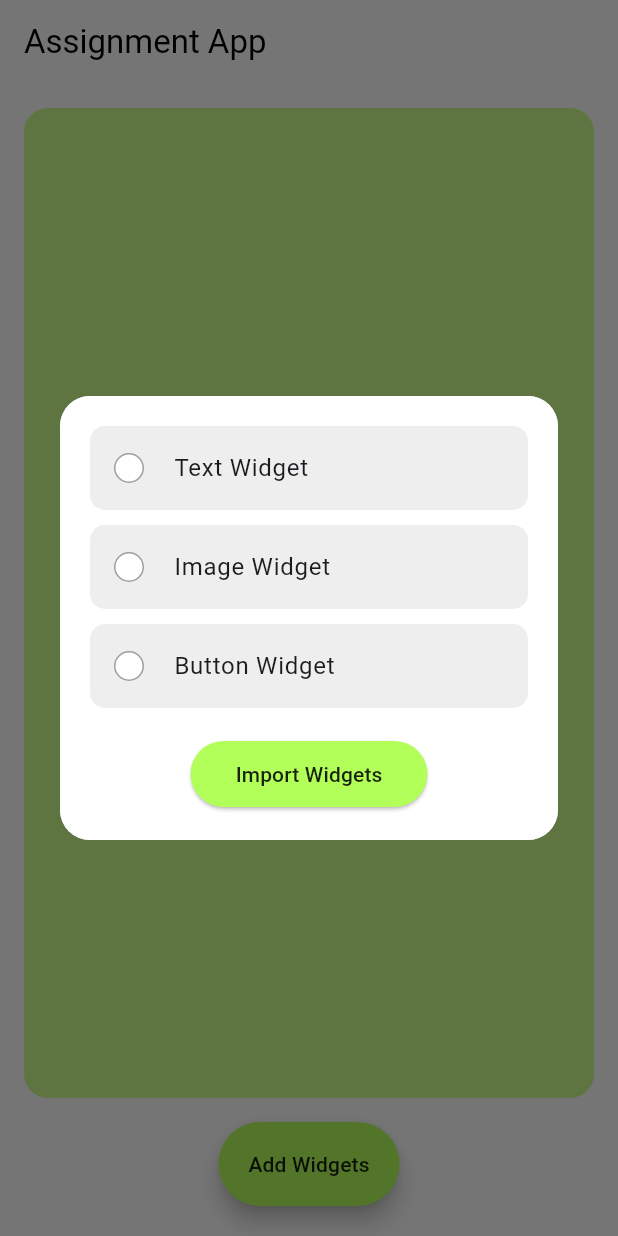
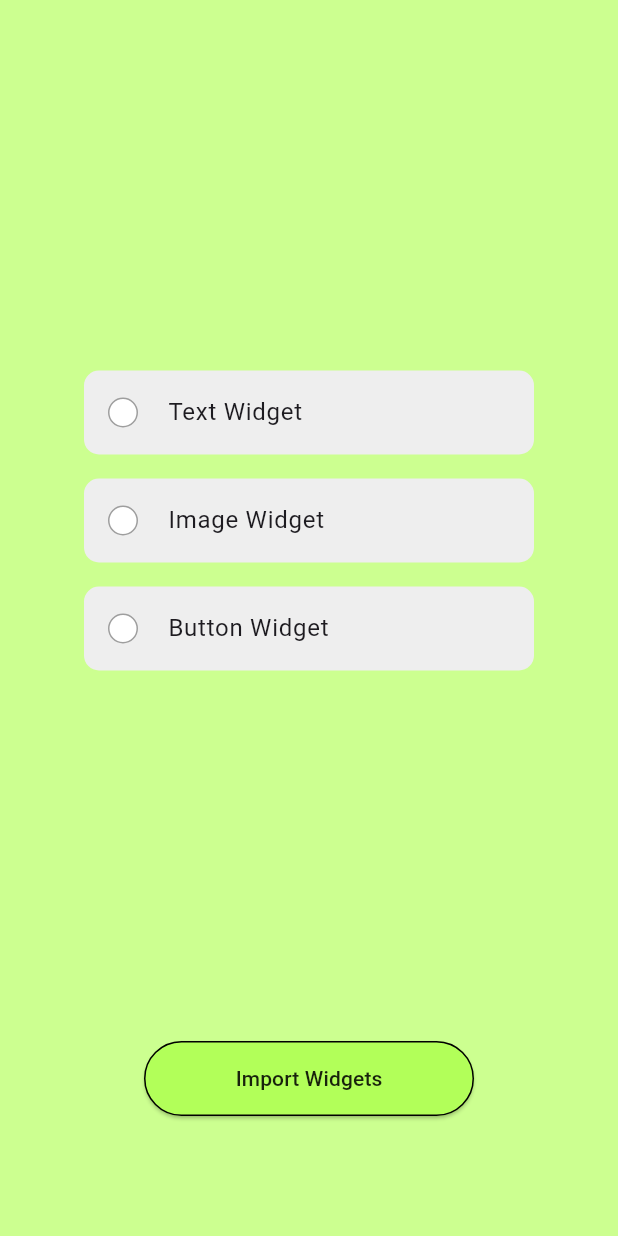
Before and after one commit to GhadeBhavesh/PI8O7I, a Flutter app: the screen it shows after launch, after a tap on "Add Widgets", on a phone screen of 412 x 824 dp. Run offline on Flutter 3.47's test engine with Material 3 defaults, Android fonts, the phone set to English and light mode, and no system bars; our stand-ins replace cloud_firestore, firebase_core; accounts and stored records are empty.

Commit message:
pop_up added

```diff
--- a/lib/main.dart
+++ b/lib/main.dart
@@ -31,77 +31,32 @@ class MyApp extends StatelessWidget {
   }
 }
 
-class HomePage extends StatefulWidget {
-  const HomePage({Key? key}) : super(key: key);
+class WidgetSelectorPage extends StatefulWidget {
+  final List<String> selectedWidgets;
+
+  const WidgetSelectorPage({
+    Key? key,
+    required this.selectedWidgets,
+  }) : super(key: key);
 
   @override
-  _HomePageState createState() => _HomePageState();
+  _WidgetSelectorPageState createState() => _WidgetSelectorPageState();
 }
 
-class _HomePageState extends State<HomePage> {
-  final List<String> _selectedWidgets = [];
-  final TextEditingController _textController = TextEditingController();
-  final TextEditingController _imageUrlController = TextEditingController();
-  bool _isLoading = false;
+class _WidgetSelectorPageState extends State<WidgetSelectorPage> {
+  late List<String> _selectedWidgets;
 
-  void _showWidgetSelector() {
-    showDialog(
-      context: context,
-      builder: (BuildContext context) {
-        return StatefulBuilder(
-          builder: (context, setState) {
-            return Dialog(
-              shape: RoundedRectangleBorder(
-                borderRadius: BorderRadius.circular(20),
-              ),
-              child: Container(
-                padding: const EdgeInsets.all(20),
-                decoration: BoxDecoration(
-                  color: Colors.white,
-                  borderRadius: BorderRadius.circular(20),
-                ),
-                child: Column(
-                  mainAxisSize: MainAxisSize.min,
-                  children: [
-                    _buildSelectorOption('Text Widget', 'textbox', setState),
-                    const SizedBox(height: 10),
-                    _buildSelectorOption('Image Widget', 'imagebox', setState),
-                    const SizedBox(height: 10),
-                    _buildSelectorOption(
-                        'Button Widget', 'savebutton', setState),
-                    const SizedBox(height: 20),
-                    ElevatedButton(
-                      onPressed: () {
-                        Navigator.pop(context);
-                        this.setState(() {}); // Update parent state
-                      },
-                      style: ElevatedButton.styleFrom(
-                        backgroundColor: Colors.lightGreenAccent,
-                        shape: RoundedRectangleBorder(
-                          borderRadius: BorderRadius.circular(30),
-                        ),
-                        padding: const EdgeInsets.symmetric(
-                            horizontal: 30, vertical: 12),
-                      ),
-                      child: const Text(
-                        'Import Widgets',
-                        style: TextStyle(color: Colors.black87),
-                      ),
-                    ),
-                  ],
-                ),
-              ),
-            );
-          },
-        );
-      },
-    );
+  @override
+  void initState() {
+    super.initState();
+    _selectedWidgets = List.from(widget.selectedWidgets);
   }
 
-  Widget _buildSelectorOption(
-      String title, String value, StateSetter setState) {
+  Widget _buildSelectorOption(String title, String value) {
     bool isSelected = _selectedWidgets.contains(value);
     return Container(
+      width: 300, // Fixed width for consistent sizing
+      margin: const EdgeInsets.symmetric(vertical: 8),
       decoration: BoxDecoration(
         color: Colors.grey[200],
         borderRadius: BorderRadius.circular(10),
@@ -118,31 +73,116 @@ class _HomePageState extends State<HomePage> {
         ),
         title: Text(title),
         onTap: () {
-          _updateSelection(value, !isSelected);
-          setState(() {}); // Update dialog state
+          setState(() {
+            if (isSelected) {
+              _selectedWidgets.remove(value);
+            } else {
+              _selectedWidgets.add(value);
+            }
+          });
         },
       ),
     );
   }
 
-  void _updateSelection(String widget, bool selected) {
-    setState(() {
-      if (selected) {
-        if (!_selectedWidgets.contains(widget)) {
-          _selectedWidgets.add(widget);
-        }
-      } else {
-        _selectedWidgets.remove(widget);
-      }
-    });
+  @override
+  Widget build(BuildContext context) {
+    return Scaffold(
+      body: Center(
+        // Wrap with Center widget
+        child: Column(
+          mainAxisAlignment: MainAxisAlignment.center, // Center vertically
+          children: [
+            Expanded(
+              child: Container(
+                width: double.infinity,
+                margin: const EdgeInsets.all(16.0),
+                padding: const EdgeInsets.all(16),
+                decoration: BoxDecoration(
+                  color: Colors.lightGreenAccent[100],
+                  borderRadius: BorderRadius.circular(16),
+                ),
+                child: Center(
+                  // Center the Column
+                  child: Column(
+                    mainAxisAlignment: MainAxisAlignment.center,
+                    // Center items vertically
+                    children: [
+                      _buildSelectorOption('Text Widget', 'textbox'),
+                      _buildSelectorOption('Image Widget', 'imagebox'),
+                      _buildSelectorOption('Button Widget', 'savebutton'),
+                    ],
+                  ),
+                ),
+              ),
+            ),
+            Container(
+              width: 220,
+              height: 50,
+              margin: const EdgeInsets.only(bottom: 80),
+              child: ElevatedButton(
+                onPressed: () {
+                  Navigator.pop(context, _selectedWidgets);
+                },
+                style: ElevatedButton.styleFrom(
+                  backgroundColor: Colors.lightGreenAccent,
+                  shape: RoundedRectangleBorder(
+                    borderRadius: BorderRadius.circular(30),
+                    side: const BorderSide(color: Colors.black, width: 1),
+                  ),
+                ),
+                child: const Text(
+                  'Import Widgets',
+                  style: TextStyle(color: Colors.black87),
+                ),
+              ),
+            ),
+          ],
+        ),
+      ),
+    );
+  }
+}
+
+class HomePage extends StatefulWidget {
+  const HomePage({Key? key}) : super(key: key);
+
+  @override
+  _HomePageState createState() => _HomePageState();
+}
+
+class _HomePageState extends State<HomePage> {
+  final List<String> _selectedWidgets = [];
+  final TextEditingController _textController = TextEditingController();
+  final TextEditingController _imageUrlController = TextEditingController();
+  bool _isLoading = false;
+  bool _showWarning = false; // New state variable for warning message
+
+  Future<void> _navigateToWidgetSelector() async {
+    final result = await Navigator.push<List<String>>(
+      context,
+      MaterialPageRoute(
+        builder: (context) => WidgetSelectorPage(
+          selectedWidgets: _selectedWidgets,
+        ),
+      ),
+    );
+
+    if (result != null) {
+      setState(() {
+        _selectedWidgets.clear();
+        _selectedWidgets.addAll(result);
+        _showWarning = false; // Reset warning when widgets change
+      });
+    }
   }
 
   Future<void> _saveData() async {
     if (!_selectedWidgets.contains('textbox') &&
         !_selectedWidgets.contains('imagebox')) {
-      ScaffoldMessenger.of(context).showSnackBar(
-        const SnackBar(content: Text('Add at least a widget to save.')),
-      );
+      setState(() {
+        _showWarning = true; // Show warning instead of snackbar
+      });
       return;
     }
 
@@ -158,6 +198,7 @@ class _HomePageState extends State<HomePage> {
       setState(() {
         _textController.clear();
         _imageUrlController.clear();
+        _showWarning = false; // Clear warning on successful save
       });
 
       ScaffoldMessenger.of(context).showSnackBar(
@@ -176,12 +217,15 @@ class _HomePageState extends State<HomePage> {
   Widget build(BuildContext context) {
     return Scaffold(
       appBar: AppBar(
-        title: const Text('Assignment App'),
+        centerTitle: true,
+        title: const Text(
+          'Assignment App',
+          style: TextStyle(color: Colors.black),
+        ),
         backgroundColor: Colors.white,
-        foregroundColor: Colors.black,
         elevation: 0,
       ),
-      backgroundColor: const Color.fromARGB(255, 255, 255, 255),
+      backgroundColor: Colors.white,
       body: Column(
         children: [
           Expanded(
@@ -233,7 +277,20 @@ class _HomePageState extends State<HomePage> {
                         child: Text('Upload Image'),
                       ),
                     ),
-                  if (_selectedWidgets.contains('savebutton'))
+                  if (_selectedWidgets.contains('savebutton')) ...[
+                    if (_showWarning) // Show warning message above save button
+                      Container(
+                        padding: const EdgeInsets.all(80),
+                        margin: const EdgeInsets.only(bottom: 16),
+                        child: const Text(
+                          'Add at-least a widget to save',
+                          style: TextStyle(
+                            color: Colors.black,
+                            fontSize: 24,
+                            fontWeight: FontWeight.bold,
+                          ),
+                        ),
+                      ),
                     Container(
                       width: 100,
                       child: ElevatedButton(
@@ -250,14 +307,17 @@ class _HomePageState extends State<HomePage> {
                         ),
                       ),
                     ),
+                  ],
                 ],
               ),
             ),
           ),
           Container(
+            width: 220,
+            height: 50,
             margin: const EdgeInsets.only(bottom: 20),
             child: FloatingActionButton.extended(
-              onPressed: _showWidgetSelector,
+              onPressed: _navigateToWidgetSelector,
               label: const Text(
                 'Add Widgets',
                 style: TextStyle(color: Colors.black87),
@@ -265,6 +325,7 @@ class _HomePageState extends State<HomePage> {
               backgroundColor: Colors.lightGreenAccent,
               shape: RoundedRectangleBorder(
                 borderRadius: BorderRadius.circular(30),
+                side: const BorderSide(color: Colors.black, width: 1),
               ),
             ),
           ),
```
